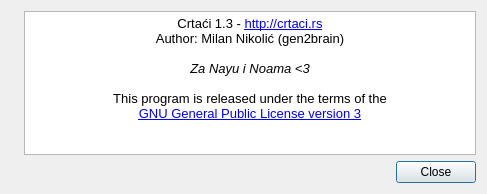
Above: frontend/python/crtaci/ui/about.ui from gen2brain/crtaci before the change. Below: the same form after it.
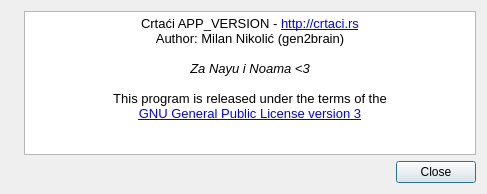
That is the form after the change. Icons and pictures are not drawn.

What changed in the file:
```diff
--- a/frontend/python/crtaci/ui/about.ui
+++ b/frontend/python/crtaci/ui/about.ui
@@ -39,7 +39,7 @@
 &lt;html&gt;&lt;head&gt;&lt;meta name=&quot;qrichtext&quot; content=&quot;1&quot; /&gt;&lt;style type=&quot;text/css&quot;&gt;
 p, li { white-space: pre-wrap; }
 &lt;/style&gt;&lt;/head&gt;&lt;body style=&quot; font-family:'Liberation Sans'; font-size:10pt; font-weight:400; font-style:normal;&quot;&gt;
-&lt;p align=&quot;center&quot; style=&quot; margin-top:0px; margin-bottom:0px; margin-left:0px; margin-right:0px; -qt-block-indent:0; text-indent:0px;&quot;&gt;Crtaći 1.3 - &lt;a href=&quot;http://crtaci.rs&quot;&gt;&lt;span style=&quot; text-decoration: underline; color:#0000ff;&quot;&gt;http://crtaci.rs&lt;/span&gt;&lt;/a&gt;&lt;/p&gt;
+&lt;p align=&quot;center&quot; style=&quot; margin-top:0px; margin-bottom:0px; margin-left:0px; margin-right:0px; -qt-block-indent:0; text-indent:0px;&quot;&gt;Crtaći APP_VERSION - &lt;a href=&quot;http://crtaci.rs&quot;&gt;&lt;span style=&quot; text-decoration: underline; color:#0000ff;&quot;&gt;http://crtaci.rs&lt;/span&gt;&lt;/a&gt;&lt;/p&gt;
 &lt;p align=&quot;center&quot; style=&quot; margin-top:0px; margin-bottom:0px; margin-left:0px; margin-right:0px; -qt-block-indent:0; text-indent:0px;&quot;&gt;Author: Milan Nikolić (gen2brain)&lt;/p&gt;
 &lt;p align=&quot;center&quot; style=&quot;-qt-paragraph-type:empty; margin-top:0px; margin-bottom:0px; margin-left:0px; margin-right:0px; -qt-block-indent:0; text-indent:0px;&quot;&gt;&lt;br /&gt;&lt;/p&gt;
 &lt;p align=&quot;center&quot; style=&quot; margin-top:0px; margin-bottom:0px; margin-left:0px; margin-right:0px; -qt-block-indent:0; text-indent:0px;&quot;&gt;&lt;span style=&quot; font-style:italic;&quot;&gt;Za Nayu i Noama &amp;lt;3&lt;/span&gt;&lt;/p&gt;
```
